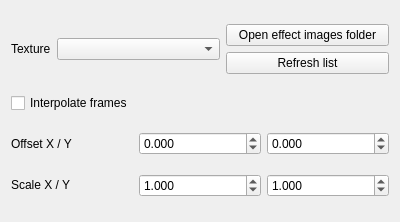
First picture: the form in gui-tool/ui/actiontab_generalEffect.ui, repository headshot2017/smbzg-charloader, before the edit.
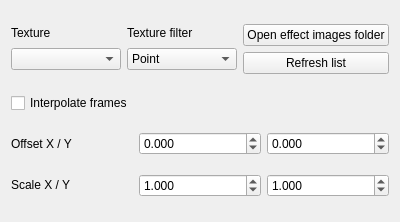
Second picture: the form after the edit.

Commit message: allow changing texture filtering for effects

```diff
--- a/gui-tool/ui/actiontab_generalEffect.ui
+++ b/gui-tool/ui/actiontab_generalEffect.ui
@@ -17,6 +17,8 @@
    <item>
     <layout class="QHBoxLayout" name="horizontalLayout">
      <item>
+      <layout class="QVBoxLayout" name="verticalLayout_3">
+       <item>
       <widget class="QLabel" name="label">
        <property name="sizePolicy">
         <sizepolicy hsizetype="Fixed" vsizetype="Fixed">
@@ -37,6 +39,44 @@
      </item>
      <item>
       <widget class="QComboBox" name="combobox_textures"/>
+       </item>
+      </layout>
+     </item>
+     <item>
+      <layout class="QVBoxLayout" name="verticalLayout_4">
+       <item>
+        <widget class="QLabel" name="label_4">
+         <property name="sizePolicy">
+          <sizepolicy hsizetype="Fixed" vsizetype="Fixed">
+           <horstretch>0</horstretch>
+           <verstretch>0</verstretch>
+          </sizepolicy>
+         </property>
+         <property name="text">
+          <string>Texture filter</string>
+         </property>
+        </widget>
+       </item>
+       <item>
+        <widget class="QComboBox" name="combobox_filter">
+         <item>
+          <property name="text">
+           <string>Point</string>
+          </property>
+         </item>
+         <item>
+          <property name="text">
+           <string>Bilinear</string>
+          </property>
+         </item>
+         <item>
+          <property name="text">
+           <string>Trilinear</string>
+          </property>
+         </item>
+        </widget>
+       </item>
+      </layout>
      </item>
      <item>
       <layout class="QVBoxLayout" name="verticalLayout_2">
```
Lines whose indentation alone changed are shown as unchanged. The commit also changes 2 other files.
